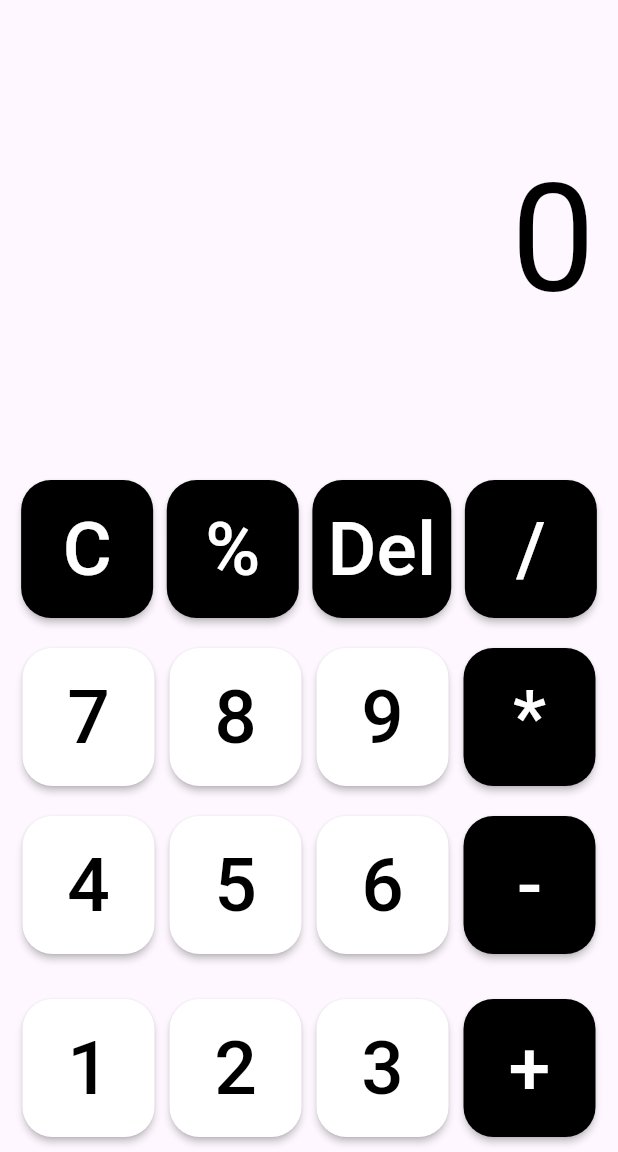
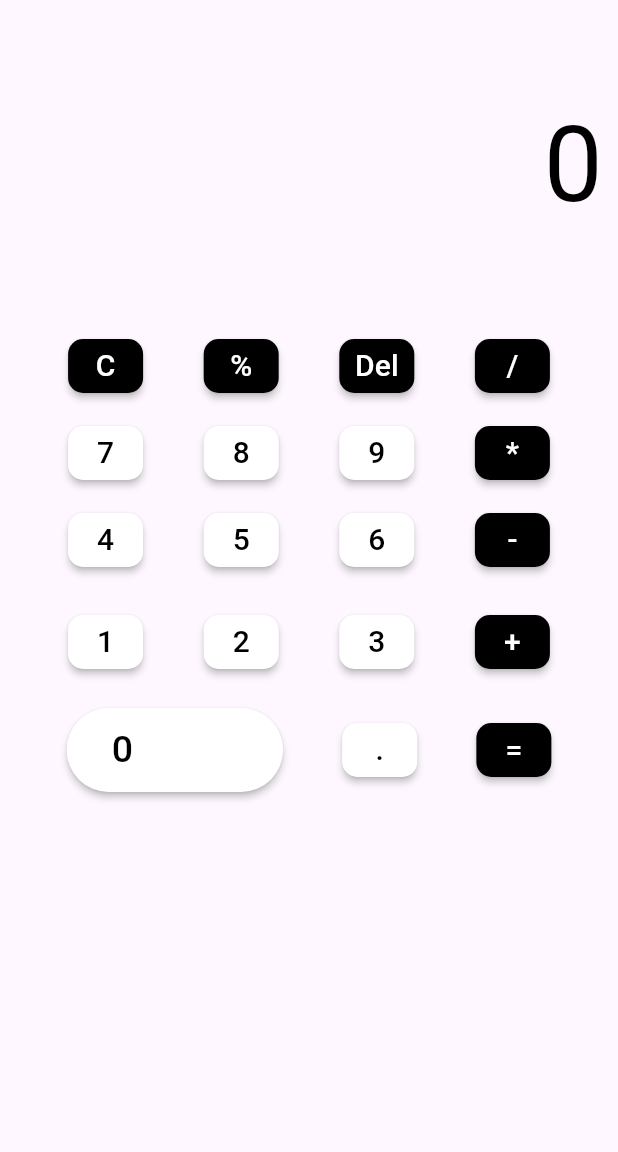
Before and after one commit to fahimshahariar09/Calculator, a Flutter app: the screen it shows after launch, on a phone screen of 412 x 824 dp, the part 84-1236 px from its top. Run offline on Flutter 3.47's test engine with Material 3 defaults, Android fonts, the phone set to English and light mode, and no system bars.

Commit message:
first commit

```diff
--- a/lib/calculator_design.dart
+++ b/lib/calculator_design.dart
@@ -1,134 +1,134 @@
-import 'package:flutter/material.dart';
-
-class CalculatorDesign extends StatefulWidget {
-  const CalculatorDesign({super.key});
-
-  @override
-  State<CalculatorDesign> createState() => _CalculatorDesignState();
-}
-class _CalculatorDesignState extends State<CalculatorDesign> {
-  Widget calcbutton(String btntxt,Color btncolors,Color textcolor) {
-    return Container(
-      child: MaterialButton(
-        onPressed: () {
-          //TOOD add funation for button press
-        },
-        child: Text(btntxt,
-          style: TextStyle(
-            fontSize: 50,
-            color: textcolor,
-          ),
-        ),
-        shape: RoundedRectangleBorder(
-            borderRadius: BorderRadius.circular(20)
-        ),
-        color: btncolors,
-        padding: EdgeInsets.all(10),
-      ),
-    );
-  }
-
-    @override
-    Widget build(BuildContext context) {
-      return Scaffold(
-        appBar: AppBar(
-          title: Text("Calculator",style: TextStyle(color: Colors.black,fontSize: 25,fontWeight: FontWeight.w400),),
-          centerTitle: true,
-          backgroundColor: Colors.white,
-          elevation: 0,
-
-        ),
-        body: Padding(
-          padding: EdgeInsets.symmetric(horizontal: 5),
-          child: Column(
-            mainAxisAlignment: MainAxisAlignment.end,
-            children: [
-              //Calculator disply
-              SingleChildScrollView(
-                scrollDirection: Axis.vertical,
-                child: Row(
-                  mainAxisAlignment: MainAxisAlignment.end,
-                  children: [
-                    Padding(padding: EdgeInsets.all(10),
-                      child: Text("0",
-                        textAlign: TextAlign.left,
-                        style: TextStyle(color: Colors.black,
-                            fontSize: 100, height: 3
-                        ),
-                      ),
-                    ),
-                  ],
-                ),
-              ),
-              Row(
-                mainAxisAlignment: MainAxisAlignment.spaceEvenly,
-                children: [
-                  //here buttons function will be called where we will pass some
-                  calcbutton('C', Colors.black, Colors.white),
-                  calcbutton('%', Colors.black, Colors.white),
-                  calcbutton('Del', Colors.black, Colors.white),
-                  calcbutton('/', Colors.black, Colors.white),
-                ],
-              ),
-              SizedBox(height: 20,),
-              Row(
-                mainAxisAlignment: MainAxisAlignment.spaceEvenly,
-                children: [
-                  //here buttons function will be called where we will pass some
-                  calcbutton('7', Colors.white, Colors.black),
-                  calcbutton('8', Colors.white, Colors.black),
-                  calcbutton('9', Colors.white, Colors.black),
-                  calcbutton('*', Colors.black, Colors.white),
-                ],
-              ),
-              SizedBox(height: 20,),
-              Row(
-                mainAxisAlignment: MainAxisAlignment.spaceEvenly,
-                children: [
-                  //here buttons function will be called where we will pass some
-                  calcbutton('4', Colors.white, Colors.black),
-                  calcbutton('5', Colors.white, Colors.black),
-                  calcbutton('6', Colors.white, Colors.black),
-                  calcbutton('-', Colors.black, Colors.white),
-                ],
-              ),
-              SizedBox(height: 30,),
-              Row(
-                mainAxisAlignment: MainAxisAlignment.spaceEvenly,
-                children: [
-                  //here buttons function will be called where we will pass some
-                  calcbutton('1', Colors.white, Colors.black),
-                  calcbutton('2', Colors.white, Colors.black),
-                  calcbutton('3', Colors.white, Colors.black),
-                  calcbutton('+', Colors.black, Colors.white),
-                ],
-              ),
-              SizedBox(height: 20,),
-              Row(
-                mainAxisAlignment: MainAxisAlignment.spaceEvenly,
-                children: [
-                  //this is function
-                  MaterialButton(
-                    padding: EdgeInsets.fromLTRB(40, 20, 170, 20),
-                    onPressed: () {
-                      //botton function
-                    },
-                    shape: StadiumBorder(),
-                    child: Text("0",
-                      style: TextStyle(
-                        fontSize: 35,
-                        color: Colors.black,
-                      ),
-                    ),
-                    color: Colors.white,
-                  ),
-                  calcbutton('.', Colors.white, Colors.black),
-                  calcbutton('=', Colors.black, Colors.white),
-                ],
-              ),
-            ],
-          ),
-        ),
-      );
-    }
-  }
+// import 'package:flutter/material.dart';
+//
+// class CalculatorDesign extends StatefulWidget {
+//   const CalculatorDesign({super.key});
+//
+//   @override
+//   State<CalculatorDesign> createState() => _CalculatorDesignState();
+// }
+// class _CalculatorDesignState extends State<CalculatorDesign> {
+//   Widget calcbutton(String btntxt,Color btncolors,Color textcolor) {
+//     return Container(
+//       child: MaterialButton(
+//         onPressed: () {
+//           //TOOD add funation for button press
+//         },
+//         child: Text(btntxt,
+//           style: TextStyle(
+//             fontSize: 50,
+//             color: textcolor,
+//           ),
+//         ),
+//         shape: RoundedRectangleBorder(
+//             borderRadius: BorderRadius.circular(20)
+//         ),
+//         color: btncolors,
+//         padding: EdgeInsets.all(10),
+//       ),
+//     );
+//   }
+//
+//     @override
+//     Widget build(BuildContext context) {
+//       return Scaffold(
+//         appBar: AppBar(
+//           title: Text("Calculator",style: TextStyle(color: Colors.black,fontSize: 25,fontWeight: FontWeight.w400),),
+//           centerTitle: true,
+//           backgroundColor: Colors.white,
+//           elevation: 0,
+//
+//         ),
+//         body: Padding(
+//           padding: EdgeInsets.symmetric(horizontal: 5),
+//           child: Column(
+//             mainAxisAlignment: MainAxisAlignment.end,
+//             children: [
+//               //Calculator disply
+//               SingleChildScrollView(
+//                 scrollDirection: Axis.vertical,
+//                 child: Row(
+//                   mainAxisAlignment: MainAxisAlignment.end,
+//                   children: [
+//                     Padding(padding: EdgeInsets.all(10),
+//                       child: Text("0",
+//                         textAlign: TextAlign.left,
+//                         style: TextStyle(color: Colors.black,
+//                             fontSize: 100, height: 3
+//                         ),
+//                       ),
+//                     ),
+//                   ],
+//                 ),
+//               ),
+//               Row(
+//                 mainAxisAlignment: MainAxisAlignment.spaceEvenly,
+//                 children: [
+//                   //here buttons function will be called where we will pass some
+//                   calcbutton('C', Colors.black, Colors.white),
+//                   calcbutton('%', Colors.black, Colors.white),
+//                   calcbutton('Del', Colors.black, Colors.white),
+//                   calcbutton('/', Colors.black, Colors.white),
+//                 ],
+//               ),
+//               SizedBox(height: 20,),
+//               Row(
+//                 mainAxisAlignment: MainAxisAlignment.spaceEvenly,
+//                 children: [
+//                   //here buttons function will be called where we will pass some
+//                   calcbutton('7', Colors.white, Colors.black),
+//                   calcbutton('8', Colors.white, Colors.black),
+//                   calcbutton('9', Colors.white, Colors.black),
+//                   calcbutton('*', Colors.black, Colors.white),
+//                 ],
+//               ),
+//               SizedBox(height: 20,),
+//               Row(
+//                 mainAxisAlignment: MainAxisAlignment.spaceEvenly,
+//                 children: [
+//                   //here buttons function will be called where we will pass some
+//                   calcbutton('4', Colors.white, Colors.black),
+//                   calcbutton('5', Colors.white, Colors.black),
+//                   calcbutton('6', Colors.white, Colors.black),
+//                   calcbutton('-', Colors.black, Colors.white),
+//                 ],
+//               ),
+//               SizedBox(height: 30,),
+//               Row(
+//                 mainAxisAlignment: MainAxisAlignment.spaceEvenly,
+//                 children: [
+//                   //here buttons function will be called where we will pass some
+//                   calcbutton('1', Colors.white, Colors.black),
+//                   calcbutton('2', Colors.white, Colors.black),
+//                   calcbutton('3', Colors.white, Colors.black),
+//                   calcbutton('+', Colors.black, Colors.white),
+//                 ],
+//               ),
+//               SizedBox(height: 20,),
+//               Row(
+//                 mainAxisAlignment: MainAxisAlignment.spaceEvenly,
+//                 children: [
+//                   //this is function
+//                   MaterialButton(
+//                     padding: EdgeInsets.fromLTRB(40, 20, 170, 20),
+//                     onPressed: () {
+//                       //botton function
+//                     },
+//                     shape: StadiumBorder(),
+//                     child: Text("0",
+//                       style: TextStyle(
+//                         fontSize: 35,
+//                         color: Colors.black,
+//                       ),
+//                     ),
+//                     color: Colors.white,
+//                   ),
+//                   calcbutton('.', Colors.white, Colors.black),
+//                   calcbutton('=', Colors.black, Colors.white),
+//                 ],
+//               ),
+//             ],
+//           ),
+//         ),
+//       );
+//     }
+//   }
--- a/lib/main.dart
+++ b/lib/main.dart
@@ -8,13 +8,150 @@ void main() {
 class MyApp extends StatelessWidget {
   const MyApp({super.key});
 
-  // This widget is the root of your application.
   @override
   Widget build(BuildContext context) {
     return MaterialApp(
       debugShowCheckedModeBanner: false,
       home: CalculatorDesign(),
     );
-
   }
 }
+
+class CalculatorDesign extends StatefulWidget {
+  const CalculatorDesign({super.key});
+
+  @override
+  State<CalculatorDesign> createState() => _CalculatorDesignState();
+}
+
+class _CalculatorDesignState extends State<CalculatorDesign> {
+  Widget calcbutton(String btntxt, Color btncolors, Color textcolor) {
+    return Container(
+      child: MaterialButton(
+        onPressed: () {
+          //TOOD add funation for button press
+        },
+        child: Text(
+          btntxt,
+          style: TextStyle(
+            fontSize: 20,
+            color: textcolor,
+          ),
+        ),
+        shape: RoundedRectangleBorder(
+          borderRadius: BorderRadius.circular(10),
+        ),
+        color: btncolors,
+        padding: EdgeInsets.all(0),minWidth: 50,
+      ),
+    );
+  }
+
+  @override
+  Widget build(BuildContext context) {
+    return Scaffold(
+      appBar: AppBar(
+        title: Text(
+          "Calculator",
+          style: TextStyle(
+              color: Colors.black, fontSize: 25, fontWeight: FontWeight.w400),
+        ),
+        centerTitle: true,
+        backgroundColor: Colors.white,
+        elevation: 0,
+      ),
+      body: SingleChildScrollView(
+        child: Padding(
+          padding: EdgeInsets.symmetric(horizontal: 5),
+          child: Column(
+            mainAxisAlignment: MainAxisAlignment.end,
+            children: [
+              //Calculator disply
+              Row(
+                mainAxisAlignment: MainAxisAlignment.end,
+                children: [
+                  Padding(
+                    padding: EdgeInsets.all(5),
+                    child: Text(
+                      "0",
+                      textAlign: TextAlign.left,
+                      style: TextStyle(
+                          color: Colors.black, fontSize: 70, height: 3),
+                    ),
+                  ),
+                ],
+              ),
+              Row(
+                mainAxisAlignment: MainAxisAlignment.spaceEvenly,
+                children: [
+                  //here buttons function will be called where we will pass some
+                  calcbutton('C', Colors.black, Colors.white),
+                  calcbutton('%', Colors.black, Colors.white),
+                  calcbutton('Del', Colors.black, Colors.white),
+                  calcbutton('/', Colors.black, Colors.white),
+                ],
+              ),
+              SizedBox(height: 10),
+              Row(
+                mainAxisAlignment: MainAxisAlignment.spaceEvenly,
+                children: [
+                  //here buttons function will be called where we will pass some
+                  calcbutton('7', Colors.white, Colors.black),
+                  calcbutton('8', Colors.white, Colors.black),
+                  calcbutton('9', Colors.white, Colors.black),
+                  calcbutton('*', Colors.black, Colors.white),
+                ],
+              ),
+              SizedBox(height: 10),
+              Row(
+                mainAxisAlignment: MainAxisAlignment.spaceEvenly,
+                children: [
+                  //here buttons function will be called where we will pass some
+                  calcbutton('4', Colors.white, Colors.black),
+                  calcbutton('5', Colors.white, Colors.black),
+                  calcbutton('6', Colors.white, Colors.black),
+                  calcbutton('-', Colors.black, Colors.white),
+                ],
+              ),
+              SizedBox(height: 20),
+              Row(
+                mainAxisAlignment: MainAxisAlignment.spaceEvenly,
+                children: [
+                  //here buttons function will be called where we will pass some
+                  calcbutton('1', Colors.white, Colors.black),
+                  calcbutton('2', Colors.white, Colors.black),
+                  calcbutton('3', Colors.white, Colors.black),
+                  calcbutton('+', Colors.black, Colors.white),
+                ],
+              ),
+              SizedBox(height: 20),
+              Row(
+                mainAxisAlignment: MainAxisAlignment.spaceEvenly,
+                children: [
+                  //this is function
+                  MaterialButton(
+                    padding: EdgeInsets.fromLTRB(30, 10, 100, 10),
+                    onPressed: () {
+                      //botton function
+                    },
+                    shape: StadiumBorder(),
+                    child: Text(
+                      "0",
+                      style: TextStyle(
+                        fontSize: 25,
+                        color: Colors.black,
+                      ),
+                    ),
+                    color: Colors.white,
+                  ),
+                  calcbutton('.', Colors.white, Colors.black),
+                  calcbutton('=', Colors.black, Colors.white),
+                ],
+              ),
+            ],
+          ),
+        ),
+      ),
+    );
+  }
+}
```
Also changed, not shown: pubspec.lock.
